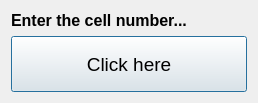
Old version of the form ui/ClipDlg.ui in the repository aliciabillings-noaa/CLAMS.
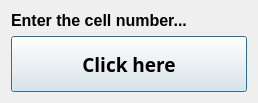
New version of the form.

Commit message: set fonts to Arial Black

What changed in the file:
```diff
--- a/ui/ClipDlg.ui
+++ b/ui/ClipDlg.ui
@@ -43,7 +43,10 @@
      </property>
      <property name="font">
       <font>
+       <family>Arial Black</family>
        <pointsize>14</pointsize>
+       <weight>75</weight>
+       <bold>true</bold>
       </font>
      </property>
      <property name="text">
```
Left out of the diff: 1 changed line with no effect on the pictures. The commit also changes 42 other files.
